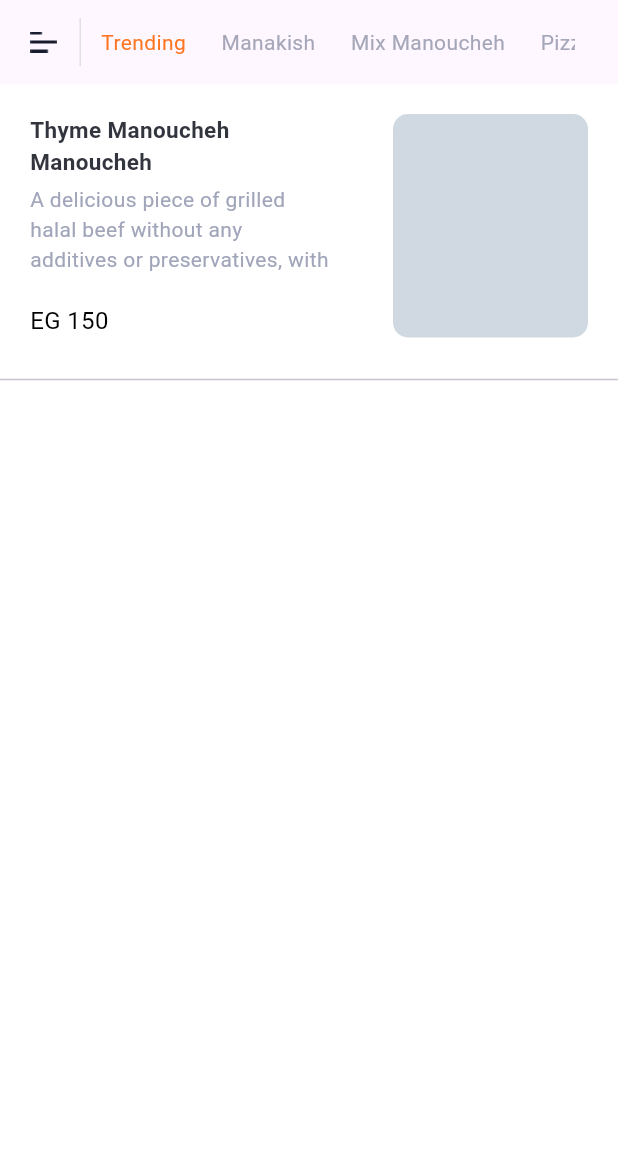
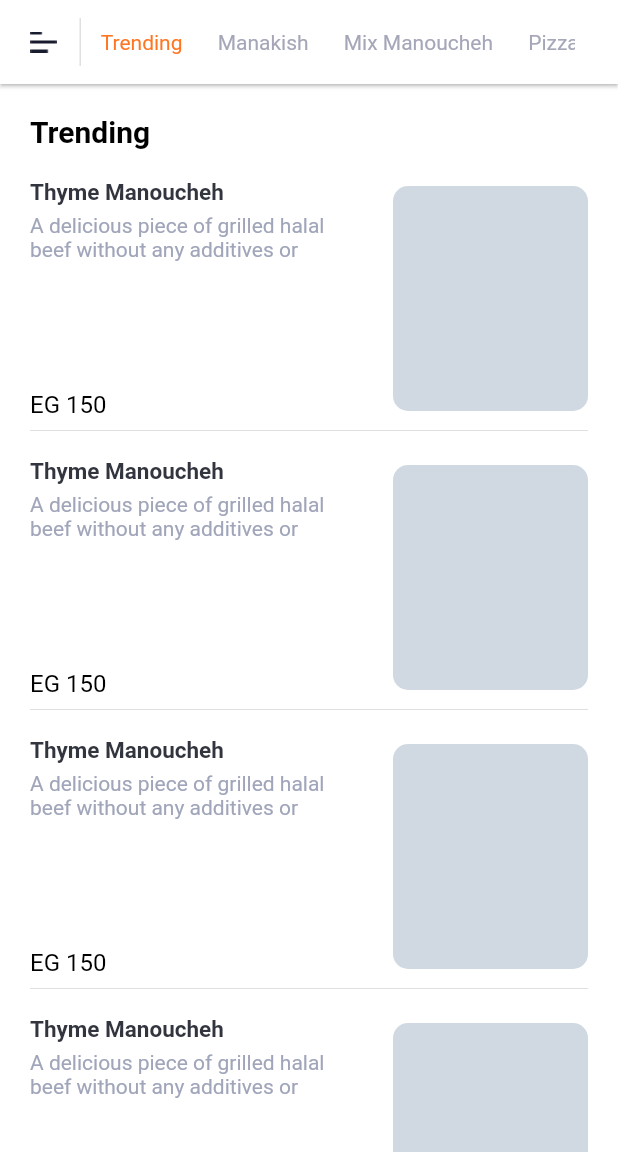
Before and after one commit to yasinkntar/coody, a Flutter app: the ProdcteView screen opened directly, on a phone screen of 412 x 824 dp, the part 84-1236 px from its top. Run offline on Flutter 3.47's test engine with Material 3 defaults, Android fonts, the light colour scheme and no system bars; our stand-ins replace bloc, cloud_firestore, firebase_auth, firebase_core, firebase_storage, flutter_bloc and 13 more; missing offline and left inert: another_stepper, shaky_animated_listview, u_credit_card; accounts and stored records are empty; Roboto replaces fonts that are missing (Sen).

Commit message:
Edite Page Explore Memu

```diff
--- a/lib/features/prodcte/prodcte_view.dart
+++ b/lib/features/prodcte/prodcte_view.dart
@@ -1,11 +1,13 @@
 import 'package:cloud_firestore/cloud_firestore.dart';
 import 'package:coody/core/models/categories_model.dart';
 import 'package:coody/core/models/prodcte_model.dart';
+import 'package:coody/core/utils/colors.dart';
 import 'package:coody/core/utils/size_config.dart';
 import 'package:coody/core/utils/style.dart';
 import 'package:coody/core/widgets/item_prodcte.dart';
 import 'package:coody/features/prodcte/widget/appbar.dart';
 import 'package:coody/features/prodcte/widget/dilogfilter.dart';
+import 'package:coody/features/prodcte/widget/prodcte_item.dart';
 import 'package:coody/features/prodcte/widget/tabbar.dart';
 import 'package:flutter/material.dart';
 import 'package:gap/gap.dart';
@@ -34,11 +36,21 @@ class _ProdcteViewState extends State<ProdcteView> {
     CategoriesModel(
         selete: false, text: ' Grills Sandwiches', urlimage: ' urlimage'),
   ];
+  List<Widget> listcontrol = const [
+    ProdcteItemV(),
+    ProdcteItemV(),
+    ProdcteItemV(),
+    ProdcteItemV(),
+    ProdcteItemV(),
+  ];
+
   @override
   Widget build(BuildContext context) {
     return Scaffold(
       backgroundColor: Colors.white,
       appBar: AppBar(
+
+
           leading: GestureDetector(
             onTap: () => Navigator.of(context).pop(),
             child: Container(
@@ -115,143 +127,60 @@ class _ProdcteViewState extends State<ProdcteView> {
                 ],
               ))),
       body: SafeArea(
+          child: SingleChildScrollView(
         child: Column(
           children: [
             Container(
-            width: SizeConfig.screenWidth,
-            height: 189,
               padding: const EdgeInsets.all(20),
-            child: Row(
-                mainAxisAlignment: MainAxisAlignment.spaceBetween,
+              decoration: const BoxDecoration(color: Colors.white, boxShadow: [
+                BoxShadow(
+                  color: Color(0xffefe6e1),
+                  offset: Offset(0, 3),
+                  blurRadius: 2,
+                ),
+              ]),
+              child: Column(children: [
+                Row(
                   children: [
-                  Column(
-                    mainAxisAlignment: MainAxisAlignment.start,
-                    crossAxisAlignment: CrossAxisAlignment.start,
-                    children: [
-                      SizedBox(
-                        width: 175,
-                        child: Text(
-                          'Thyme Manoucheh Manoucheh',
-                          softWrap: true,
-                          maxLines: 2,
-                          style: getbodyStyle(
-                              fontSize: 15, fontWeight: FontWeight.bold),
+                    Text(
+                      'Trending',
+                      style: getTitleStyle(color: Colors.black, fontSize: 20),
                     ),
-                      ),
-                      const Gap(5),
-                      SizedBox(
-                        width: 200,
-                        child: Text(
-                          'A delicious piece of grilled halal beef without any additives or preservatives, with a little salt and pepper and topped with pickles, fresh onions, ketchup and mustard. You have nothing but the original.',
-                          maxLines: 3,
-                          softWrap: true,
-                          overflow: TextOverflow.clip,
-                          style: getsmallStyle(
-                              fontSize: 14,
-                              fontWeight: FontWeight.normal,
-                              color: const Color(0xffA0A5BA)),
-                        ),
-                      ),
-                      const Spacer(),
-                      Text('EG 150',
-                          style: getbodyStyle(
-                              fontSize: 16,
-                              fontWeight: FontWeight.normal,
-                              color: Colors.black)),
                   ],
                 ),
+                const Gap(20),
+                ...listcontrol.map((e) => const ProdcteItemV()).toList()
+              ]),
+            ),
             Container(
-                    width: 130,
-                    height: 150,
-                    decoration: BoxDecoration(
-                        borderRadius: BorderRadius.circular(10),
-                        // image: DecorationImage(image: NetworkImage()),
-                        color: const Color(0xffD0D9E1)),
+              height: 20,
+              width: double.infinity,
+              color: Color(0xffefe6e1),
+            ),
+            Container(
+              padding: const EdgeInsets.all(20),
+              decoration: const BoxDecoration(color: Colors.white, boxShadow: [
+                BoxShadow(
+                  color: Color(0xffefe6e1),
+                  offset: Offset(0, 3),
+                  blurRadius: 2,
                 ),
               ]),
+              child: Column(children: [
+                Row(
+                  children: [
+                    Text(
+                      'Trending',
+                      style: getTitleStyle(color: Colors.black, fontSize: 20),
                     ),
-          const Divider()
-          // Row(
-          //   crossAxisAlignment: CrossAxisAlignment.center,
-          //   mainAxisAlignment: MainAxisAlignment.center,
-          //   children: [
-          //     SizedBox(
-          //       width: SizeConfig.screenWidth * 0.1,
-          //       height: AppBar().preferredSize.height,
-          //       child: IconButton(
-          //           onPressed: () {},
-          //           icon: Image.asset(
-          //             "assets/menu.png",
-          //           )),
-          //     ),
-          //     SizedBox(
-          //         width: SizeConfig.screenWidth * 0.8,
-          //         height: AppBar().preferredSize.height,
-          //         child: ListView.builder(
-          //             itemCount: 50,
-          //             scrollDirection: Axis.horizontal,
-          //             itemBuilder: (context, index) => TabBarsItem()))
-          //   ],
-          // )
-          // AppBarCustome(
-          //   onChanged: (p0) {
-          //     setState(() {
-          //       valuecatgory = p0!;
-          //     });
-          //   },
-          // ),
-          // const Gap(20),
-          // Row(
-          //   mainAxisAlignment: MainAxisAlignment.spaceBetween,
-          //   children: [
-          //     Text(
-          //       valuecatgory != "All" ? 'ALL $valuecatgory' : "ALL",
-          //       style: GoogleFonts.sen().copyWith(
-          //         fontSize: 20,
-          //         color: const Color(0xff31343d),
-          //         fontWeight: FontWeight.w400,
-          //       ),
-          //     ),
-          //   ],
-          // ),
-          // const Gap(20),
-          // Expanded(
-          //     child: StreamBuilder(
-          //         stream: FirebaseFirestore.instance
-          //             .collection('Prodcte')
-          //             .snapshots(),
-          //         builder: (context, snapshot) {
-          //           if (!snapshot.hasData) {
-          //             return const CircularProgressIndicator();
-          //           } else {
-          //             List<Prodcte>? listprodcte = [];
-          //             List<Prodcte>? listprodcteview = [];
-          //             snapshot.data?.docs.forEach((element) {
-          //               listprodcte.add(Prodcte.fromJson(element));
-          //             });
-          //             listprodcteview = valuecatgory == "All"
-          //                 ? listprodcte
-          //                 : listprodcte
-          //                     .where((element) =>
-          //                         element.catgory == valuecatgory)
-          //                     .toList();
-          //             return GridView.builder(
-          //               gridDelegate:
-          //                   const SliverGridDelegateWithFixedCrossAxisCount(
-          //                       mainAxisSpacing: 10,
-          //                       crossAxisSpacing: 10,
-          //                       crossAxisCount: 2),
-          //               itemCount: listprodcteview.length,
-          //               itemBuilder: (context, index) {
-          //                 return GridAnimatorWidget(
-          //                   child: BurgercomponentItemWidget(
-          //                       prodcte: listprodcteview![index]),
-          //                 );
-          //               },
-          //             );
-          //           }
-          //         }))
                   ],
+                ),
+                const Gap(20),
+                ...listcontrol.map((e) => const ProdcteItemV()).toList()
+              ]),
+            )
+          ],
+        ),
       )),
     );
   }
--- /dev/null
+++ b/lib/features/prodcte/widget/prodcte_item.dart
@@ -0,0 +1,96 @@
+import 'package:coody/core/utils/size_config.dart';
+import 'package:coody/core/utils/style.dart';
+import 'package:flutter/material.dart';
+import 'package:gap/gap.dart';
+
+class ProdcteItemV extends StatefulWidget {
+  const ProdcteItemV({super.key});
+
+  @override
+  State<ProdcteItemV> createState() => _ProdcteItemVState();
+}
+
+class _ProdcteItemVState extends State<ProdcteItemV> {
+  @override
+  Widget build(BuildContext context) {
+    return Column(
+      children: [
+        SizedBox(
+          width: SizeConfig.screenWidth,
+          height: 160,
+          child:
+              Row(mainAxisAlignment: MainAxisAlignment.spaceBetween, children: [
+            Column(
+              mainAxisAlignment: MainAxisAlignment.start,
+              crossAxisAlignment: CrossAxisAlignment.start,
+              children: [
+                SizedBox(
+                  width: 175,
+                  child: Text(
+                    'Thyme Manoucheh ',
+                    softWrap: true,
+                    maxLines: 2,
+                    style:
+                        getbodyStyle(fontSize: 15, fontWeight: FontWeight.bold),
+                  ),
+                ),
+                const Gap(5),
+                SizedBox(
+                  width: 200,
+                  child: Text(
+                    'A delicious piece of grilled halal beef without any additives or preservatives, with a little salt and pepper and topped with pickles, fresh onions, ketchup and mustard. You have nothing but the original.',
+                    maxLines: 2,
+                    softWrap: true,
+                    overflow: TextOverflow.clip,
+                    style: getsmallStyle(
+                        fontSize: 14,
+                        fontWeight: FontWeight.normal,
+                        color: const Color(0xffA0A5BA)),
+                  ),
+                ),
+                const Spacer(),
+                Row(
+                  children: [
+                    Text('EG 150',
+                        style: getbodyStyle(
+                            fontSize: 16,
+                            fontWeight: FontWeight.normal,
+                            color: Colors.black)),
+                    const Gap(15),
+                    // Container(
+                    //   padding: const EdgeInsets.all(5),
+                    //   decoration: BoxDecoration(
+                    //   child: Row(children: [
+                    //     const Icon(
+                    //       Icons.discount_sharp,
+                    //       color: Colors.white,
+                    //       size: 16,
+                    //     ),
+                    //     const Gap(10),
+                    //     Text('15 %',
+                    //         style: getbodyStyle(
+                    //             fontSize: 13,
+                    //             fontWeight: FontWeight.normal,
+                    //             color: Colors.white)),
+                    //   ]),
+                    // )
+                  ],
+                )
+              ],
+            ),
+            Container(
+              width: 130,
+              height: 150,
+              decoration: BoxDecoration(
+                  borderRadius: BorderRadius.circular(10),
+                  // image: DecorationImage(image: NetworkImage()),
+                  color: const Color(0xffD0D9E1)),
+            ),
+          ]),
+        ),
+        const Divider(),
+        const Gap(10)
+      ],
+    );
+  }
+}
--- a/lib/main.dart
+++ b/lib/main.dart
@@ -51,9 +51,11 @@ class MainApp extends StatelessWidget {
           debugShowCheckedModeBanner: false,
           theme: ThemeData(
               primaryColor: AppColors.colorprimer,
-
+              appBarTheme:
+                  AppBarTheme(backgroundColor: Colors.white, elevation: 1),
               // scaffoldBackgroundColor: const Color(0xff121223)
-            snackBarTheme: const SnackBarThemeData(backgroundColor: Colors.red),
+              snackBarTheme:
+                  const SnackBarThemeData(backgroundColor: Colors.red),
               inputDecorationTheme: InputDecorationTheme(
                 fillColor: const Color(0xfff0f5fa),
                 alignLabelWithHint: true,
@@ -82,7 +84,7 @@ class MainApp extends StatelessWidget {
                     ),
                     borderRadius: BorderRadius.all(Radius.circular(10))),
               ),
-          ),
+              useMaterial3: false),
           home: const SplasschScreeen()),
     );
   }
```
Lines whose indentation alone changed are shown as unchanged.
